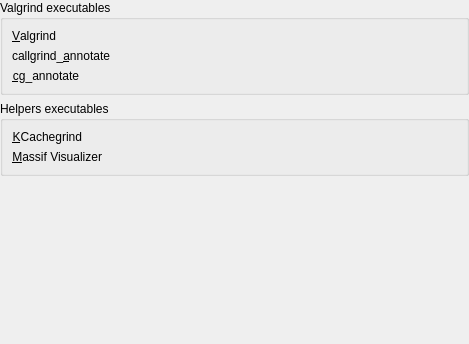
This is config/globalconfigpage.ui in KDE/kdev-valgrind as Qt 5 draws it before an edit. The edited form follows.
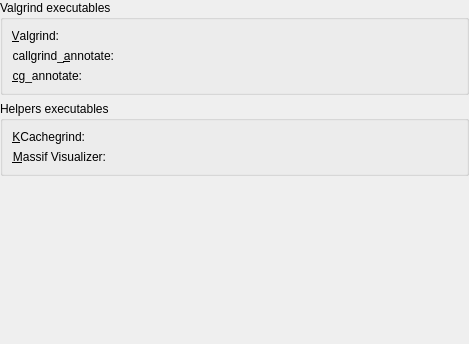
This is the edited form. Custom widgets are drawn as their Qt base class.

Diff of the .ui file:
```diff
--- a/config/globalconfigpage.ui
+++ b/config/globalconfigpage.ui
@@ -35,7 +35,7 @@
       <item row="0" column="0">
        <widget class="QLabel" name="verappLabel">
         <property name="text">
-         <string>&amp;Valgrind</string>
+         <string>&amp;Valgrind:</string>
         </property>
         <property name="alignment">
          <set>Qt::AlignRight|Qt::AlignTrailing|Qt::AlignVCenter</set>
@@ -58,7 +58,7 @@
       <item row="1" column="0">
        <widget class="QLabel" name="verappLabel_3">
         <property name="text">
-         <string>callgrind_&amp;annotate</string>
+         <string>callgrind_&amp;annotate:</string>
         </property>
         <property name="alignment">
          <set>Qt::AlignRight|Qt::AlignTrailing|Qt::AlignVCenter</set>
@@ -71,7 +71,7 @@
       <item row="2" column="0">
        <widget class="QLabel" name="verappLabel_2">
         <property name="text">
-         <string>&amp;cg_annotate</string>
+         <string>&amp;cg_annotate:</string>
         </property>
         <property name="alignment">
          <set>Qt::AlignRight|Qt::AlignTrailing|Qt::AlignVCenter</set>
@@ -113,7 +113,7 @@
       <item row="0" column="0">
        <widget class="QLabel" name="verappLabel_4">
         <property name="text">
-         <string>&amp;KCachegrind</string>
+         <string>&amp;KCachegrind:</string>
         </property>
         <property name="alignment">
          <set>Qt::AlignRight|Qt::AlignTrailing|Qt::AlignVCenter</set>
@@ -136,7 +136,7 @@
       <item row="1" column="0">
        <widget class="QLabel" name="verappLabel_5">
         <property name="text">
-         <string>&amp;Massif Visualizer</string>
+         <string>&amp;Massif Visualizer:</string>
         </property>
         <property name="alignment">
          <set>Qt::AlignRight|Qt::AlignTrailing|Qt::AlignVCenter</set>
```
